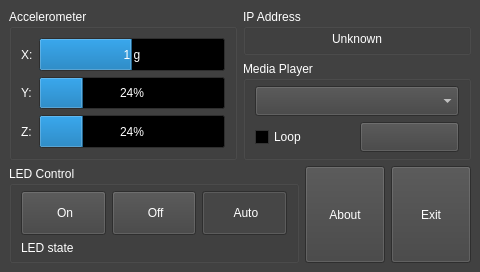
Old version of the form linux/easyduo.ui in the repository elnicoCZ/sqm4_vf6_easyDuo.
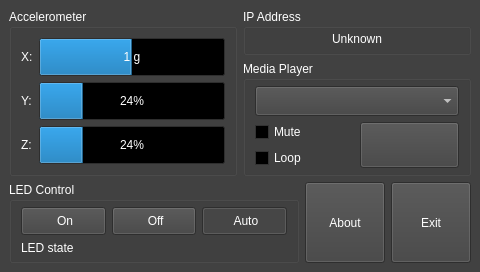
New version of the form. Icons and pictures are not drawn.

Commit message: Linux: alsa module introduced, mute option added to the main screen.

Diff of the .ui file:
```diff
--- a/linux/easyduo.ui
+++ b/linux/easyduo.ui
@@ -654,6 +654,18 @@
              <item>
               <layout class="QHBoxLayout" name="horizontalLayout_3">
                <item>
+                <layout class="QVBoxLayout" name="verticalLayout_6">
+                 <item>
+                  <widget class="QCheckBox" name="chbxMute">
+                   <property name="focusPolicy">
+                    <enum>Qt::TabFocus</enum>
+                   </property>
+                   <property name="text">
+                    <string>Mute</string>
+                   </property>
+                  </widget>
+                 </item>
+                 <item>
                 <widget class="QCheckBox" name="chbxLoop">
                  <property name="sizePolicy">
                   <sizepolicy hsizetype="Minimum" vsizetype="Fixed">
@@ -669,6 +681,8 @@
                  </property>
                 </widget>
                </item>
+                </layout>
+               </item>
                <item>
                 <widget class="QPushButton" name="btnPlay">
                  <property name="sizePolicy">
```
Left out of the diff: 21 changed lines with no effect on the pictures. Lines whose indentation alone changed are shown as unchanged. The commit also changes 6 other files.
